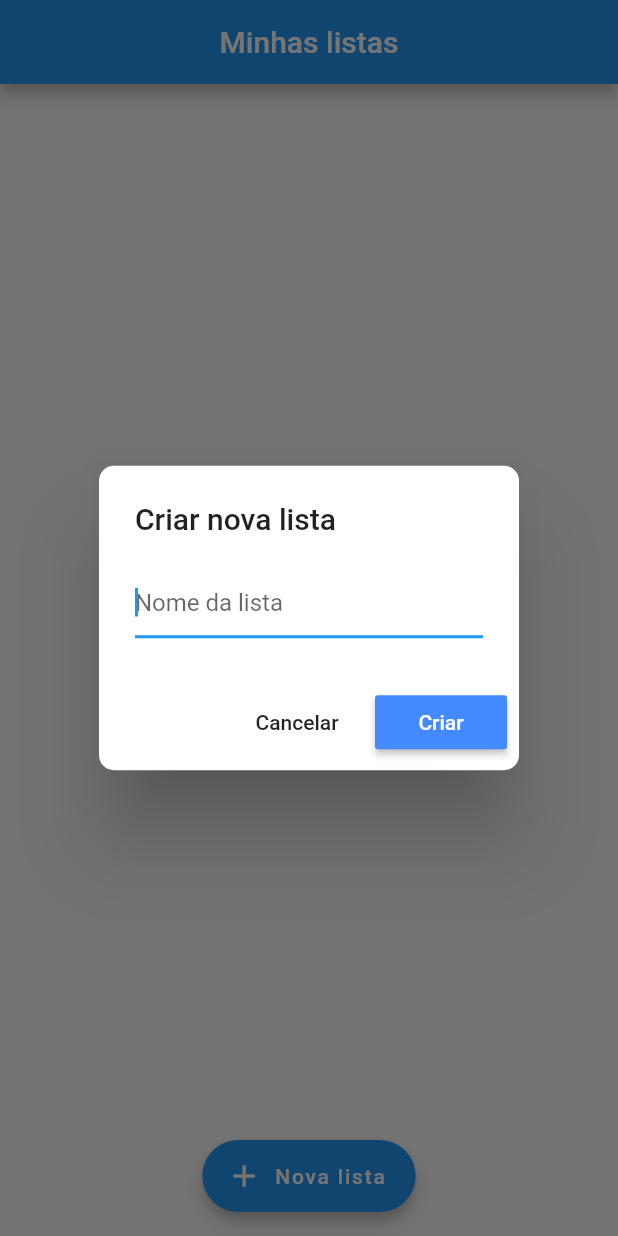
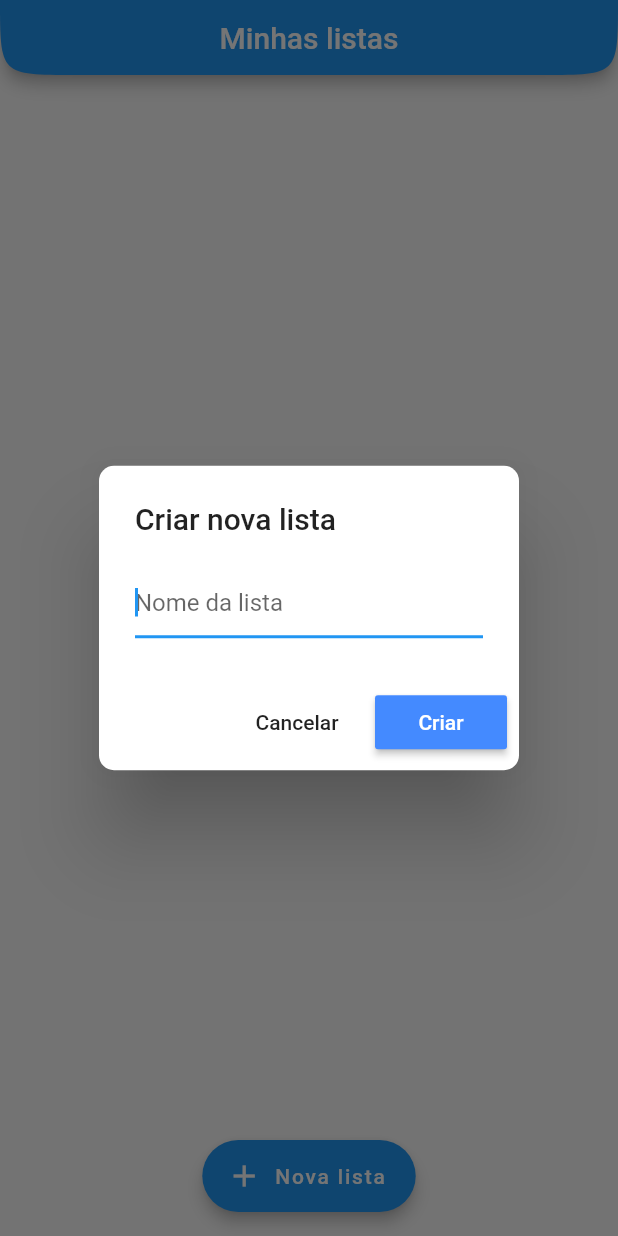
Before and after one commit to Fuerback/list_generator_app, a Flutter app: the screen it shows after launch, after a tap on "Nova lista", on a phone screen of 412 x 824 dp. Run offline on Flutter 3.47's test engine with Material 2 defaults, Android fonts, the phone set to English and light mode, and no system bars; our stand-ins replace sqflite; accounts and stored records are empty.

Commit message:
custom app bar

```diff
--- a/lib/app/views/home_view.dart
+++ b/lib/app/views/home_view.dart
@@ -2,6 +2,7 @@ import 'package:flutter/material.dart';
 import 'package:list_generator/app/controllers/home_controller.dart';
 import 'package:list_generator/app/models/todo_model.dart';
 import 'package:list_generator/app/views/list_details_view.dart';
+import 'package:list_generator/app/widgets/custom_app_bar.dart';
 import 'package:list_generator/app/widgets/custom_raised_button.dart';
 import 'package:list_generator/app/widgets/custom_text_field.dart';
 
@@ -32,8 +33,8 @@ class _HomeViewState extends State<HomeView> {
   Widget build(BuildContext context) {
     return Scaffold(
       key: _scaffoldKey,
-      appBar: AppBar(
-        title: Center(child: Text('Minhas listas')),
+      appBar: CustomAppBar(
+        title: 'Minhas listas',
       ),
       body: Column(
         children: <Widget>[
--- a/lib/app/views/list_details_view.dart
+++ b/lib/app/views/list_details_view.dart
@@ -2,6 +2,7 @@ import 'package:flutter/material.dart';
 import 'package:list_generator/app/controllers/list_details_controller.dart';
 import 'package:list_generator/app/models/todo_item_model.dart';
 import 'package:list_generator/app/models/todo_model.dart';
+import 'package:list_generator/app/widgets/custom_app_bar.dart';
 import 'package:list_generator/app/widgets/custom_text_field.dart';
 
 class ListDetailsView extends StatefulWidget {
@@ -35,8 +36,8 @@ class _ListDetailsViewState extends State<ListDetailsView> {
   @override
   Widget build(BuildContext context) {
     return Scaffold(
-      appBar: AppBar(
-        title: Center(child: Text(_toDoSelected.name)),
+      appBar: CustomAppBar(
+        title: _toDoSelected.name,
       ),
       body: Column(
         children: <Widget>[
--- /dev/null
+++ b/lib/app/widgets/custom_app_bar.dart
@@ -0,0 +1,26 @@
+import 'package:flutter/material.dart';
+
+class CustomAppBar extends StatefulWidget with PreferredSizeWidget {
+  final String title;
+
+  const CustomAppBar({Key key, this.title}) : super(key: key);
+
+  @override
+  _CustomAppBarState createState() => _CustomAppBarState();
+
+  @override
+  Size get preferredSize => Size.fromHeight(50.0);
+}
+
+class _CustomAppBarState extends State<CustomAppBar> {
+  @override
+  Widget build(BuildContext context) {
+    return AppBar(
+      title: Center(child: Text(widget.title)),
+      shape: ContinuousRectangleBorder(
+          borderRadius: BorderRadius.only(
+              bottomLeft: Radius.circular(60),
+              bottomRight: Radius.circular(60))),
+    );
+  }
+}
```
